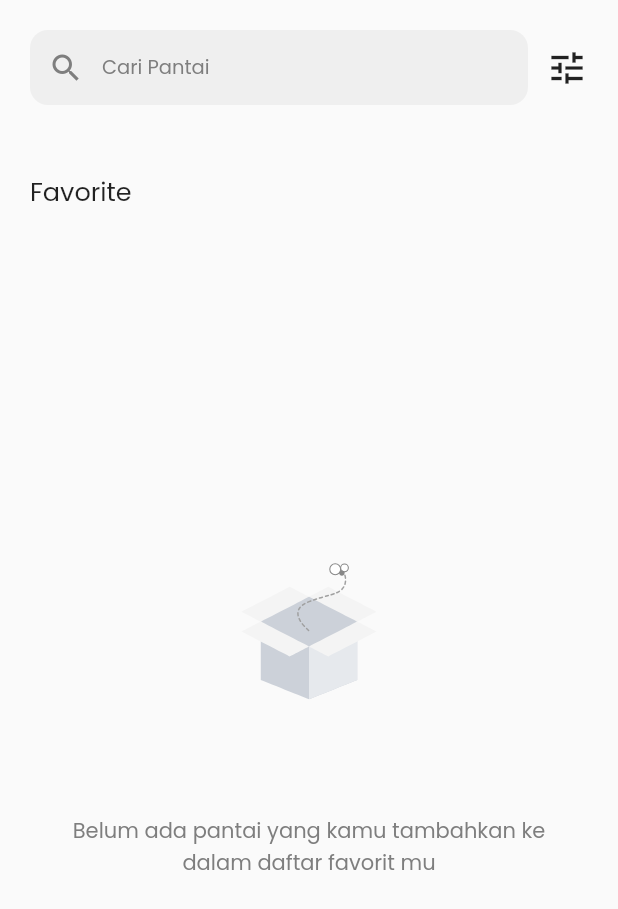
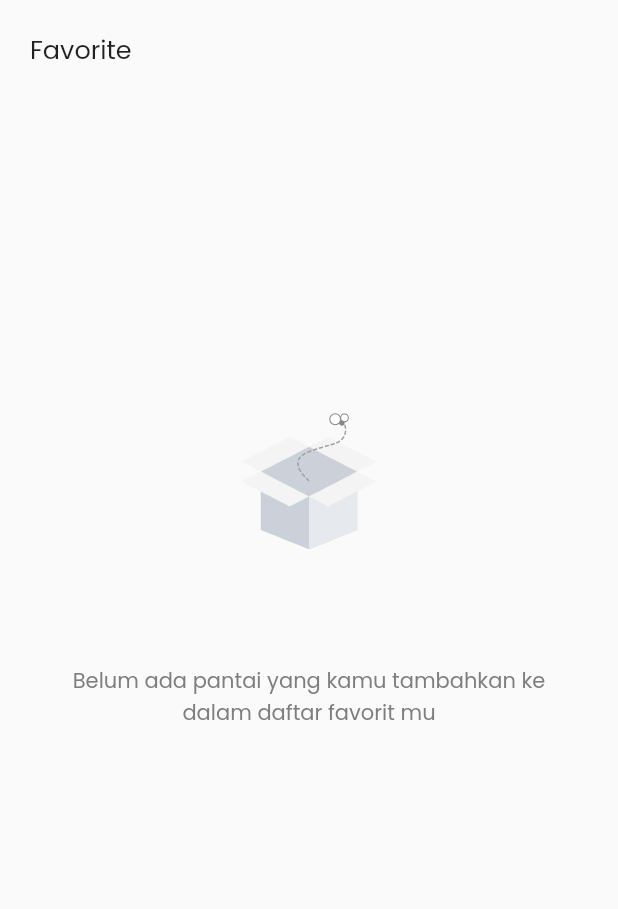
Before and after one commit to ariobramantyo/halopantai, a Flutter app: the FavoriteScreen screen opened directly, on a phone screen of 412 x 824 dp. Shown: the top 909 px of the screen. Run offline on Flutter 3.47's test engine with Material 2 defaults, Android fonts, the phone set to English and light mode, and no system bars; our stand-ins replace cloud_firestore, firebase_core, lottie, shared_preferences, shimmer; accounts and stored records are empty; network calls fail.

Commit message:
add shimmer effect in explore and favorite page

```diff
--- a/lib/view/favorite_screen.dart
+++ b/lib/view/favorite_screen.dart
@@ -1,16 +1,14 @@
 import 'package:cloud_firestore/cloud_firestore.dart';
 import 'package:flutter/material.dart';
+import 'package:halopantai/component/beach_card_shimmer.dart';
 import 'package:halopantai/component/empty_list_lottie.dart';
-import 'package:halopantai/const/color.dart';
 import 'package:halopantai/controller/user_controller.dart';
 import 'package:halopantai/model/beach.dart';
 import 'package:halopantai/view/beach_card.dart';
 import 'package:halopantai/view/detail_beach_screen.dart';
 
 class FavoriteScreen extends StatelessWidget {
-  FavoriteScreen({Key? key}) : super(key: key);
-
-  final _searchController = TextEditingController();
+  const FavoriteScreen({Key? key}) : super(key: key);
 
   @override
   Widget build(BuildContext context) {
@@ -20,46 +18,8 @@ class FavoriteScreen extends StatelessWidget {
         body: ListView(
       physics: const BouncingScrollPhysics(),
       children: [
-        Container(
-          width: double.infinity,
-          padding: const EdgeInsets.symmetric(horizontal: 20, vertical: 20),
-          child: Row(
-            mainAxisAlignment: MainAxisAlignment.spaceBetween,
-            children: [
-              SizedBox(
-                height: 50,
-                width: screenSize.width - 80,
-                child: TextFormField(
-                  controller: _searchController,
-                  textAlignVertical: TextAlignVertical.bottom,
-                  style: const TextStyle(
-                    fontSize: 13,
-                    color: AppColor.dark,
-                  ),
-                  decoration: InputDecoration(
-                      hintText: 'Cari Pantai',
-                      hintStyle: const TextStyle(
-                          fontSize: 13, color: AppColor.secondaryText),
-                      filled: true,
-                      fillColor: AppColor.placeHolder,
-                      prefixIcon: const Icon(
-                        Icons.search,
-                        color: AppColor.secondaryText,
-                      ),
-                      border: OutlineInputBorder(
-                          borderSide: BorderSide.none,
-                          borderRadius: BorderRadius.circular(12))),
-                ),
-              ),
-              const Icon(
-                Icons.tune,
-                size: 28,
-              )
-            ],
-          ),
-        ),
         const Padding(
-          padding: EdgeInsets.symmetric(horizontal: 20, vertical: 25),
+          padding: EdgeInsets.symmetric(horizontal: 20, vertical: 20),
           child: Text(
             'Favorite',
             style: TextStyle(fontSize: 17, fontWeight: FontWeight.w500),
@@ -126,10 +86,10 @@ class FavoriteScreen extends StatelessWidget {
                     } else if (snapshot.hasError) {
                       return const EmptyContentLottie();
                     }
-                    return const Center(child: CircularProgressIndicator());
+                    return const BeachCardShimmer();
                   });
             }
-            return const Center(child: CircularProgressIndicator());
+            return const BeachCardShimmer();
           },
         ),
       ],
--- a/lib/view/navbar.dart
+++ b/lib/view/navbar.dart
@@ -10,7 +10,7 @@ class NavBar extends StatelessWidget {
 
   final _listScreen = [
     ExploreScreen(),
-    FavoriteScreen(),
+    const FavoriteScreen(),
     const ProfileScreen(),
   ];
 
--- a/pubspec.yaml
+++ b/pubspec.yaml
@@ -40,6 +40,7 @@ dependencies:
   shared_preferences: ^2.0.15
   firebase_core: ^1.4.0
   cloud_firestore: ^2.4.0
+  shimmer: ^2.0.0
 
 dev_dependencies:
   flutter_test:
```
Also changed, not shown: lib/component/beach_card_shimmer.dart (added, +63 -0 lines), lib/view/explore_screen.dart (+3 -6 lines), pubspec.lock.
